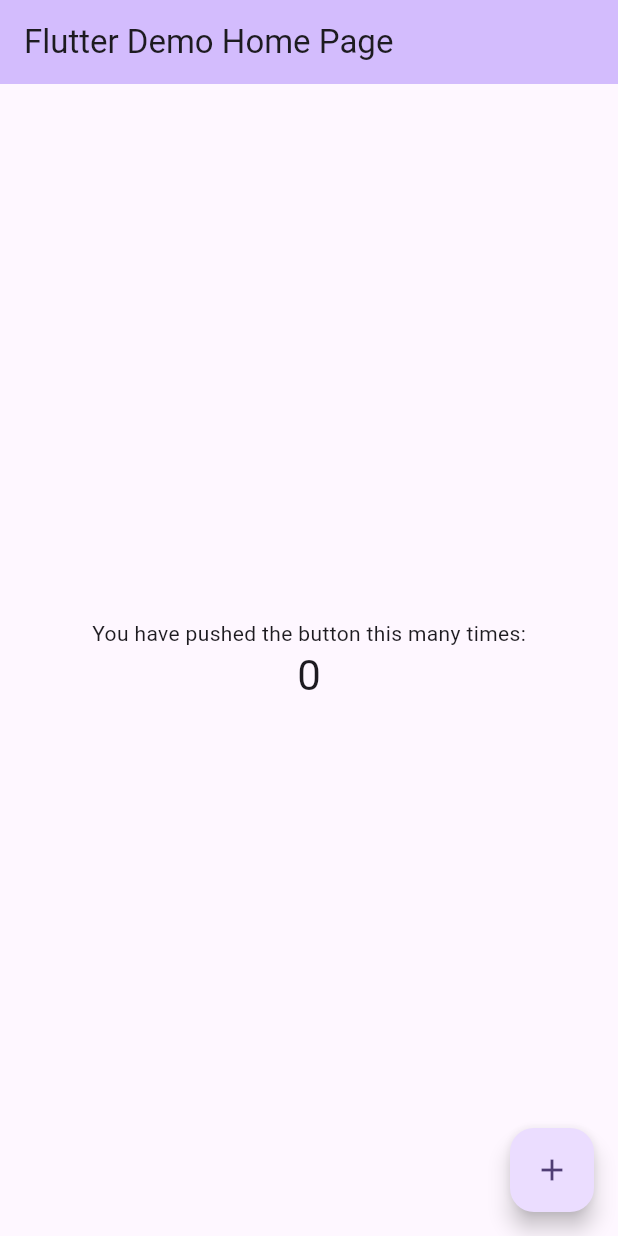
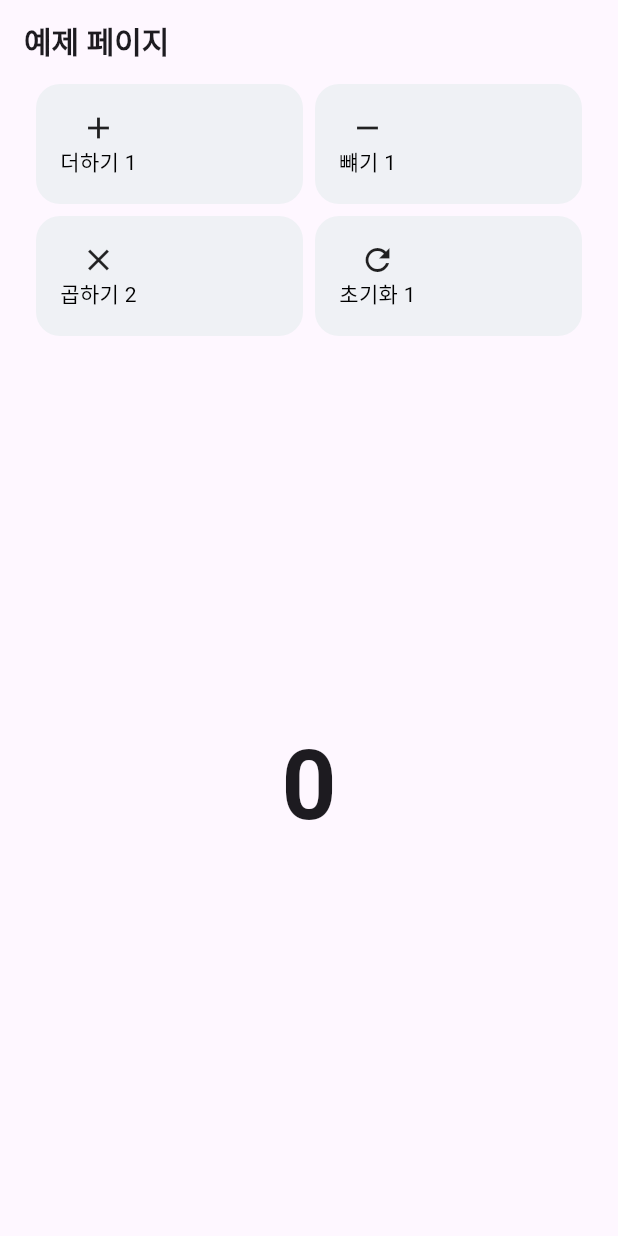
Before and after one commit to cwd0217/flutter_jiyoon_homework, a Flutter app: the screen it shows after launch, on a phone screen of 412 x 824 dp. Run offline on Flutter 3.47's test engine with Material 3 defaults, Android fonts, the phone set to English and light mode, and no system bars; our stand-ins replace flutter_riverpod, hooks_riverpod.

Commit message:
feat:크악 살려줘..... 어찌저찌 했다

```diff
--- a/lib/main.dart
+++ b/lib/main.dart
@@ -1,7 +1,10 @@
 import 'package:flutter/material.dart';
+import 'package:flutter_jiyoon_homework/view/251125_example_view.dart';
+import 'package:flutter_riverpod/flutter_riverpod.dart';
+
 
 void main() {
-  runApp(const MyApp());
+   runApp(ProviderScope(child:MyApp()));
 }
 
 class MyApp extends StatelessWidget {
@@ -11,112 +14,8 @@ class MyApp extends StatelessWidget {
   @override
   Widget build(BuildContext context) {
     return MaterialApp(
-      title: 'Flutter Demo',
-      theme: ThemeData(
-        // This is the theme of your application.
-        //
-        // TRY THIS: Try running your application with "flutter run". You'll see
-        // the application has a purple toolbar. Then, without quitting the app,
-        // try changing the seedColor in the colorScheme below to Colors.green
-        // and then invoke "hot reload" (save your changes or press the "hot
-        // reload" button in a Flutter-supported IDE, or press "r" if you used
-        // the command line to start the app).
-        //
-        // Notice that the counter didn't reset back to zero; the application
-        // state is not lost during the reload. To reset the state, use hot
-        // restart instead.
-        //
-        // This works for code too, not just values: Most code changes can be
-        // tested with just a hot reload.
-        colorScheme: ColorScheme.fromSeed(seedColor: Colors.deepPurple),
-      ),
-      home: const MyHomePage(title: 'Flutter Demo Home Page'),
+      home: Example(),
     );
+
   }
 }
-
-class MyHomePage extends StatefulWidget {
-  const MyHomePage({super.key, required this.title});
-
-  // This widget is the home page of your application. It is stateful, meaning
-  // that it has a State object (defined below) that contains fields that affect
-  // how it looks.
-
-  // This class is the configuration for the state. It holds the values (in this
-  // case the title) provided by the parent (in this case the App widget) and
-  // used by the build method of the State. Fields in a Widget subclass are
-  // always marked "final".
-
-  final String title;
-
-  @override
-  State<MyHomePage> createState() => _MyHomePageState();
-}
-
-class _MyHomePageState extends State<MyHomePage> {
-  int _counter = 0;
-
-  void _incrementCounter() {
-    setState(() {
-      // This call to setState tells the Flutter framework that something has
-      // changed in this State, which causes it to rerun the build method below
-      // so that the display can reflect the updated values. If we changed
-      // _counter without calling setState(), then the build method would not be
-      // called again, and so nothing would appear to happen.
-      _counter++;
-    });
-  }
-
-  @override
-  Widget build(BuildContext context) {
-    // This method is rerun every time setState is called, for instance as done
-    // by the _incrementCounter method above.
-    //
-    // The Flutter framework has been optimized to make rerunning build methods
-    // fast, so that you can just rebuild anything that needs updating rather
-    // than having to individually change instances of widgets.
-    return Scaffold(
-      appBar: AppBar(
-        // TRY THIS: Try changing the color here to a specific color (to
-        // Colors.amber, perhaps?) and trigger a hot reload to see the AppBar
-        // change color while the other colors stay the same.
-        backgroundColor: Theme.of(context).colorScheme.inversePrimary,
-        // Here we take the value from the MyHomePage object that was created by
-        // the App.build method, and use it to set our appbar title.
-        title: Text(widget.title),
-      ),
-      body: Center(
-        // Center is a layout widget. It takes a single child and positions it
-        // in the middle of the parent.
-        child: Column(
-          // Column is also a layout widget. It takes a list of children and
-          // arranges them vertically. By default, it sizes itself to fit its
-          // children horizontally, and tries to be as tall as its parent.
-          //
-          // Column has various properties to control how it sizes itself and
-          // how it positions its children. Here we use mainAxisAlignment to
-          // center the children vertically; the main axis here is the vertical
-          // axis because Columns are vertical (the cross axis would be
-          // horizontal).
-          //
-          // TRY THIS: Invoke "debug painting" (choose the "Toggle Debug Paint"
-          // action in the IDE, or press "p" in the console), to see the
-          // wireframe for each widget.
-          mainAxisAlignment: MainAxisAlignment.center,
-          children: <Widget>[
-            const Text('You have pushed the button this many times:'),
-            Text(
-              '$_counter',
-              style: Theme.of(context).textTheme.headlineMedium,
-            ),
-          ],
-        ),
-      ),
-      floatingActionButton: FloatingActionButton(
-        onPressed: _incrementCounter,
-        tooltip: 'Increment',
-        child: const Icon(Icons.add),
-      ), // This trailing comma makes auto-formatting nicer for build methods.
-    );
-  }
-}
--- /dev/null
+++ b/lib/model/251125_example_model.dart
@@ -0,0 +1,7 @@
+class CountNumver{
+
+  final int count;
+
+  CountNumver({required this.count});
+
+}
--- /dev/null
+++ b/lib/view/251125_example_view.dart
@@ -0,0 +1,94 @@
+import 'package:flutter_jiyoon_homework/model/251125_example_model.dart';
+import 'package:flutter_jiyoon_homework/view_model/251125_example_view_model.dart';
+import 'package:flutter_riverpod/flutter_riverpod.dart';
+import 'package:flutter/material.dart';
+import 'package:hooks_riverpod/hooks_riverpod.dart';
+
+class Example extends HookConsumerWidget {
+  const Example({super.key});
+
+  @override
+  Widget build(BuildContext context, WidgetRef ref) {
+    // 상태 구독
+    final countNumver = ref.watch(calculatorViewModelProvider).count;
+    // 뷰모델 접근 (뷰모델은 접근할떄 notifier)
+    final notifier = ref.read(calculatorViewModelProvider.notifier);
+
+    return Scaffold(
+      appBar: AppBar(
+        title: Text(
+          "예제 페이지",
+          style: TextStyle(fontSize: 20, fontWeight: FontWeight.bold),
+        ),
+      ),
+      body: Padding(
+        padding: const EdgeInsets.symmetric(horizontal: 24),
+        child: Column(
+          crossAxisAlignment: CrossAxisAlignment.start,
+          children: [
+            //첫번쨰 버튼
+            Row(
+              children: [
+                calculatorBox(Icons.add, "더하기 1", () => notifier.add(1)),
+                SizedBox(width: 8),
+                calculatorBox(Icons.remove, "뺴기 1", () => notifier.remove(1)),
+              ],
+            ),
+            SizedBox(height: 8),
+            //2번쨰 버튼
+            Row(
+              children: [
+                calculatorBox(Icons.close, "곱하기 2", () => notifier.multiply(2)),
+                SizedBox(width: 8),
+                calculatorBox(Icons.refresh, "초기화 1", () => notifier.reset()),
+              ],
+            ),
+            Expanded(
+              child: Center(
+                child: Container(
+                  width: 100,
+                  height: 100,
+
+                  alignment: Alignment.center,
+                  child: Text("$countNumver",
+                  style: TextStyle(
+                    fontSize: 64,
+                    fontWeight: FontWeight.bold
+                  ),
+                  ),
+                ),
+              ),
+            )
+          ],
+        ),
+      ),
+    );
+  }
+
+  Widget calculatorBox(IconData icon, String text, VoidCallback onTap) {
+    return Expanded(
+      child: InkWell(
+        onTap: onTap,
+        child: Container(
+          alignment: Alignment.centerLeft,
+          height: 80,
+          padding: EdgeInsets.symmetric(horizontal: 16),
+          decoration: BoxDecoration(
+            borderRadius: BorderRadius.circular(16),
+            color: Color(0xffEFF1F5),
+          ),
+          child: Column(
+            mainAxisSize: MainAxisSize.min,
+            children: [
+              Icon(icon),
+              Text(
+                text,
+                style: TextStyle(fontSize: 14, color: Color(0xff000000)),
+              ),
+            ],
+          ),
+        ),
+      ),
+    );
+  }
+}
--- /dev/null
+++ b/lib/view_model/251125_example_view_model.dart
@@ -0,0 +1,29 @@
+import 'package:flutter_jiyoon_homework/model/251125_example_model.dart';
+import 'package:flutter_riverpod/flutter_riverpod.dart';
+import 'package:flutter_riverpod/legacy.dart';
+
+class CalculatorViewModel extends StateNotifier<CountNumver>{
+  CalculatorViewModel() : super(CountNumver(count: 0));
+
+  // 더하는 매서드
+  void add(int value){
+    state = CountNumver(count: state.count + value);
+  }
+  // 뺴는 매서드
+  void remove(int value){
+    state = CountNumver(count: state.count - value);
+  }
+
+  // 곱하는 매서드
+  void multiply(int value){
+    state = CountNumver(count: state.count * value);
+  }
+
+  void reset(){
+    state = CountNumver(count: 0);
+  }
+
+}
+
+final calculatorViewModelProvider = StateNotifierProvider<CalculatorViewModel, CountNumver>
+((ref) => CalculatorViewModel());
--- a/pubspec.yaml
+++ b/pubspec.yaml
@@ -34,6 +34,9 @@ dependencies:
   # The following adds the Cupertino Icons font to your application.
   # Use with the CupertinoIcons class for iOS style icons.
   cupertino_icons: ^1.0.8
+  flutter_riverpod: ^3.0.3
+  flutter_hooks: ^0.21.3+1
+  hooks_riverpod: ^3.0.3
 
 dev_dependencies:
   flutter_test:
```
Also changed, not shown: pubspec.lock.
